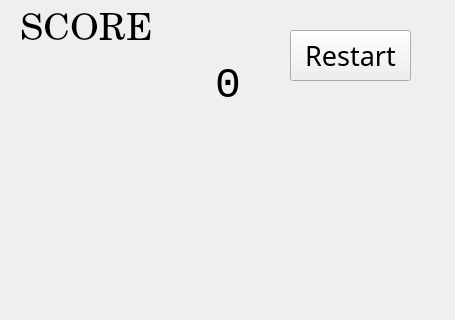
The window that mainwindow.ui (linpaul2004/pd2-2048) describes before a commit, drawn with Qt 5; both pictures show x 0 to 455 and y 0 to 320 of the 455 by 553 pixel window.
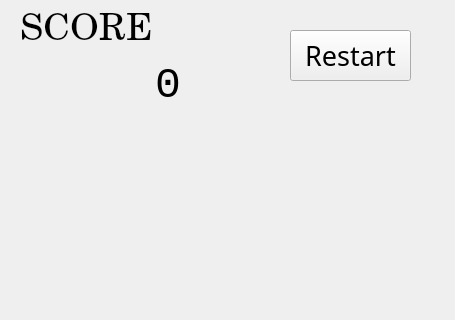
The same window after the commit. Icons and pictures are not drawn.

Diff of the .ui file:
```diff
--- a/mainwindow.ui
+++ b/mainwindow.ui
@@ -340,9 +340,9 @@
    <widget class="QLabel" name="score">
     <property name="geometry">
      <rect>
-      <x>30</x>
+      <x>20</x>
       <y>60</y>
-      <width>211</width>
+      <width>161</width>
       <height>51</height>
      </rect>
     </property>
```
